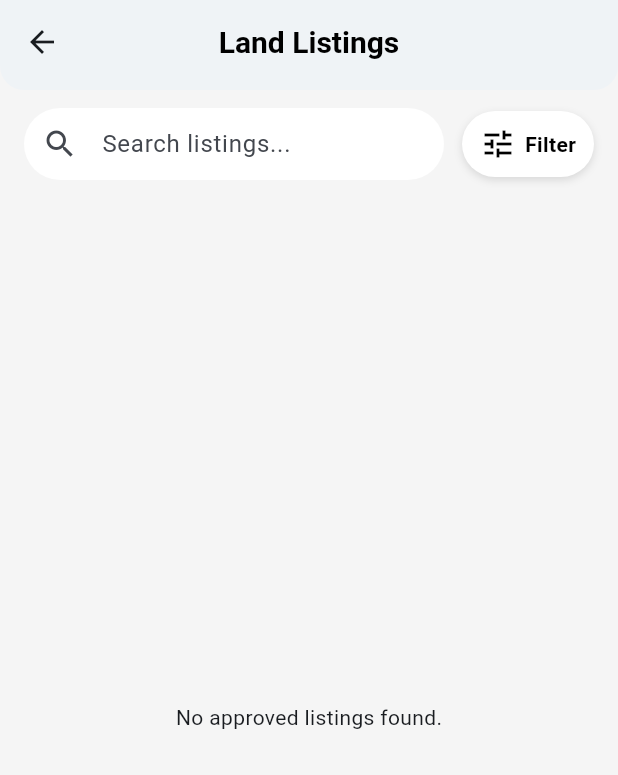
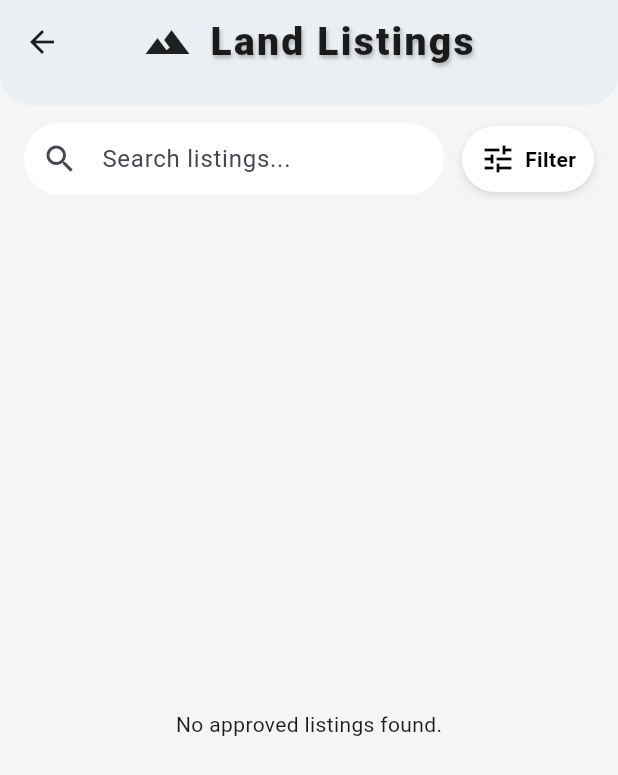
Before and after one commit to MORISON-K/smartspace, a Flutter app: the HomeScreenContent screen opened directly, on a phone screen of 412 x 824 dp. Shown: the top 775 px of the screen. Run offline on Flutter 3.47's test engine with Material 3 defaults, Android fonts, the light colour scheme and no system bars; our stand-ins replace cloud_firestore, file_picker, firebase_auth, firebase_core, firebase_messaging, firebase_storage and 3 more; missing offline and left inert: syncfusion_flutter_pdfviewer; accounts and stored records are empty.

Commit message:
Update home_screen_content.dart

```diff
--- a/lib/buyer/home_screen_content.dart
+++ b/lib/buyer/home_screen_content.dart
@@ -44,7 +44,6 @@ class _HomeScreenContentState extends State<HomeScreenContent> {
 
       List<QueryDocumentSnapshot<Map<String, dynamic>>> filteredDocs = docs;
 
-      // Apply search filtering by location or category (example)
       if (_searchText.isNotEmpty) {
         filteredDocs =
             filteredDocs.where((doc) {
@@ -59,7 +58,6 @@ class _HomeScreenContentState extends State<HomeScreenContent> {
             }).toList();
       }
 
-      // Apply sorting
       if (_sortOrder == 'lowest') {
         filteredDocs.sort((a, b) => getPrice(a).compareTo(getPrice(b)));
       } else if (_sortOrder == 'highest') {
@@ -129,36 +127,49 @@ class _HomeScreenContentState extends State<HomeScreenContent> {
   @override
   Widget build(BuildContext context) {
     return Scaffold(
-      backgroundColor: Colors.grey[100], // light background for contrast
+      backgroundColor: Colors.grey[100],
       appBar: PreferredSize(
-        preferredSize: const Size.fromHeight(60),
+        preferredSize: const Size.fromHeight(70),
         child: AppBar(
           backgroundColor: Colors.white,
-          elevation: 3,
+          elevation: 5,
           shape: const RoundedRectangleBorder(
-            borderRadius: BorderRadius.vertical(bottom: Radius.circular(16)),
-          ),
-          title: const Text(
-            "Land Listings",
-            style: TextStyle(
-              color: Colors.black,
-              fontWeight: FontWeight.w600,
-              fontSize: 20,
-            ),
+            borderRadius: BorderRadius.vertical(bottom: Radius.circular(20)),
           ),
           centerTitle: true,
+          title: Row(
+            mainAxisSize: MainAxisSize.min,
+            children: [
+              Icon(Icons.landscape, size: 32, color: Colors.black87),
+              const SizedBox(width: 12),
+              const Text(
+                'Land Listings',
+                style: TextStyle(
+                  fontSize: 26,
+                  fontWeight: FontWeight.w900,
+                  color: Colors.black87,
+                  letterSpacing: 1.5,
+                  shadows: [
+                    Shadow(
+                      blurRadius: 3,
+                      color: Colors.black26,
+                      offset: Offset(1, 2),
+                    ),
+                  ],
+                ),
+              ),
+            ],
+          ),
         ),
       ),
       body: Column(
         crossAxisAlignment: CrossAxisAlignment.start,
         children: [
           const SizedBox(height: 12),
-
           Padding(
             padding: const EdgeInsets.symmetric(horizontal: 16),
             child: Row(
               children: [
-                // Search bar takes most space
                 Expanded(
                   child: TextField(
                     decoration: InputDecoration(
@@ -178,10 +189,7 @@ class _HomeScreenContentState extends State<HomeScreenContent> {
                     onChanged: _onSearchChanged,
                   ),
                 ),
-
                 const SizedBox(width: 12),
-
-                // Filter button
                 Container(
                   padding: const EdgeInsets.symmetric(
                     vertical: 10,
@@ -234,9 +242,7 @@ class _HomeScreenContentState extends State<HomeScreenContent> {
               ],
             ),
           ),
-
           const SizedBox(height: 12),
-
           Expanded(
             child: FutureBuilder<
               List<QueryDocumentSnapshot<Map<String, dynamic>>>
@@ -246,15 +252,12 @@ class _HomeScreenContentState extends State<HomeScreenContent> {
                 if (snapshot.connectionState == ConnectionState.waiting) {
                   return const Center(child: CircularProgressIndicator());
                 }
-
                 if (!snapshot.hasData || snapshot.data!.isEmpty) {
                   return const Center(
                     child: Text("No approved listings found."),
                   );
                 }
-
                 final listings = snapshot.data!;
-
                 return ListView.builder(
                   itemCount: listings.length,
                   padding: const EdgeInsets.symmetric(
@@ -271,7 +274,6 @@ class _HomeScreenContentState extends State<HomeScreenContent> {
                             ? images[0] as String
                             : null;
                     final isLiked = likedListings.contains(listingId);
-
                     return GestureDetector(
                       onTap: () {
                         Navigator.push(
@@ -332,7 +334,6 @@ class _HomeScreenContentState extends State<HomeScreenContent> {
                                   ),
                                 ),
                               ),
-
                             Padding(
                               padding: const EdgeInsets.all(16),
                               child: Column(
```
